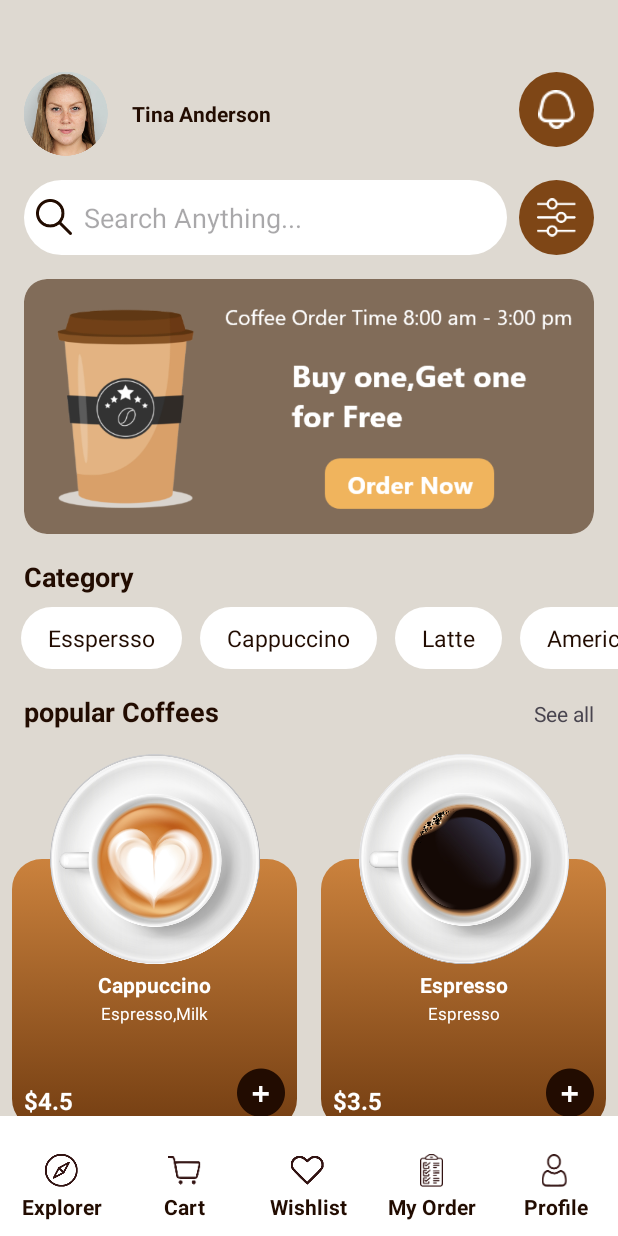
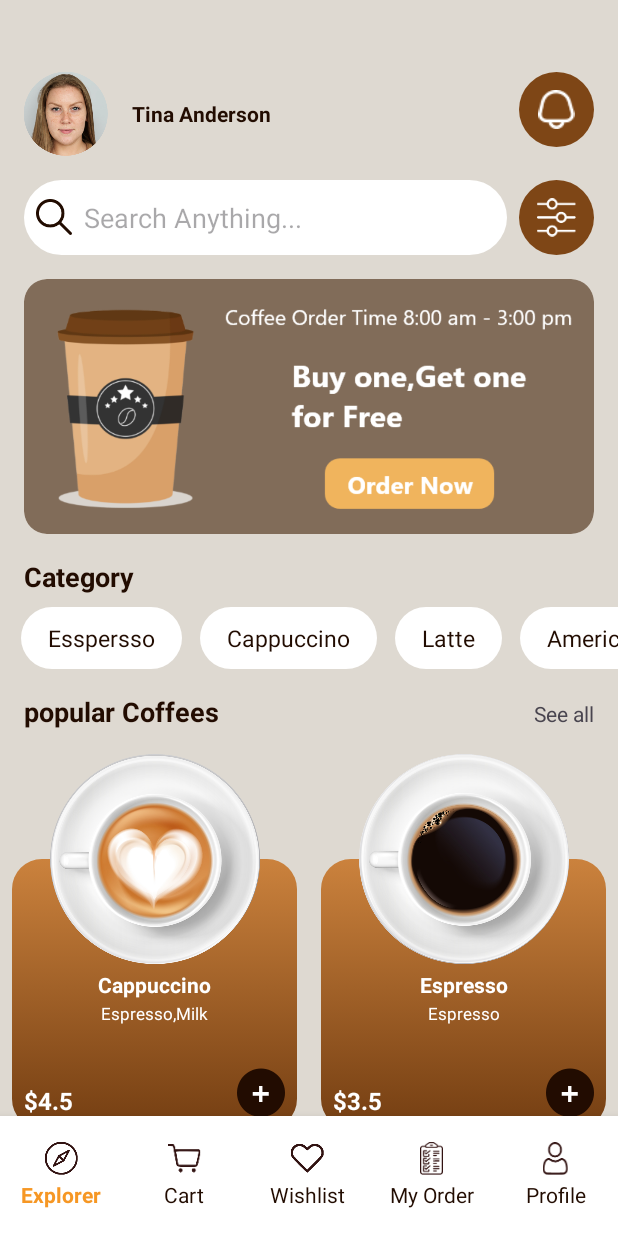
Before and after one commit to bandara-se23021/Online-Coffee-Shop, an Android app: the MainActivity screen opened directly, with no data from a screen before it, on a phone screen of 412 x 824 dp. Run offline under Robolectric (Android 15) with nearby library versions, the phone set to English and light mode, and no system bars; our stand-ins replace Firebase (no records; nobody signed in at launch, a user with empty details on screens opened directly); pictures from the network do not load.

Commit message:
Implement Wishlist feature, fix TinyDB null list bug and dynamic cart delivery fee

```diff
--- a/app/src/main/AndroidManifest.xml
+++ b/app/src/main/AndroidManifest.xml
@@ -47,6 +47,11 @@
             android:name=".activity.CartActivity"
             android:exported="false"
             android:windowSoftInputMode="adjustResize" />
+
+        <activity
+            android:name=".activity.WishlistActivity"
+            android:exported="false"
+            android:windowSoftInputMode="adjustResize" />
     </application>
 
 </manifest>
--- a/app/src/main/java/com/example/project239/Activity/CartActivity.kt
+++ b/app/src/main/java/com/example/project239/Activity/CartActivity.kt
@@ -51,7 +51,8 @@ class CartActivity : AppCompatActivity() {
 
     private fun calculateCart() {
         val percentTax = 0.02
-        val delivery = 15.0
+        val isCartEmpty = managementCart.getListCart().isEmpty()
+        val delivery = if (isCartEmpty) 0.0 else 15.0
         val totalFee = managementCart.getTotalFee()
 
         tax = Math.round(totalFee * percentTax * 100.0) / 100.0
--- a/app/src/main/java/com/example/project239/Activity/MainActivity.kt
+++ b/app/src/main/java/com/example/project239/Activity/MainActivity.kt
@@ -1,10 +1,12 @@
 package com.example.project239.activity
 
 import android.content.Intent
+import android.graphics.Typeface
 import android.os.Bundle
 import android.view.View
 import androidx.activity.enableEdgeToEdge
 import androidx.appcompat.app.AppCompatActivity
+import androidx.core.content.ContextCompat
 import androidx.lifecycle.ViewModelProvider
 import androidx.recyclerview.widget.GridLayoutManager
 import androidx.recyclerview.widget.LinearLayoutManager
@@ -30,9 +32,73 @@ class MainActivity : AppCompatActivity() {
         initBottomMenu()
     }
 
+    override fun onResume() {
+        super.onResume()
+        selectBottomMenu("explorer")
+    }
+
     private fun initBottomMenu() {
+        binding.explorerBtn.setOnClickListener {
+            selectBottomMenu("explorer")
+        }
+
         binding.cartBtn.setOnClickListener {
+            selectBottomMenu("cart")
             startActivity(Intent(this, CartActivity::class.java))
+        }
+
+        binding.wishlistBtn.setOnClickListener {
+            selectBottomMenu("wishlist")
+            startActivity(Intent(this, WishlistActivity::class.java))
+        }
+
+        binding.myOrderBtn.setOnClickListener {
+            selectBottomMenu("order")
+        }
+
+        binding.profileBtn.setOnClickListener {
+            selectBottomMenu("profile")
+        }
+    }
+
+    private fun selectBottomMenu(selected: String) {
+        val menuItems = listOf(
+            binding.explorerTxt,
+            binding.cartTxt,
+            binding.wishlistTxt,
+            binding.myOrderTxt,
+            binding.profileTxt
+        )
+
+        val unselectedColor = ContextCompat.getColor(this, R.color.darkBrown)
+        val selectedColor = ContextCompat.getColor(this, R.color.orange)
+
+        menuItems.forEach {
+            it.setTypeface(null, Typeface.NORMAL)
+            it.setTextColor(unselectedColor)
+        }
+
+        when (selected) {
+            "explorer" -> {
+                binding.explorerTxt.setTypeface(null, Typeface.BOLD)
+                binding.explorerTxt.setTextColor(selectedColor)
+            }
+            "cart" -> {
+                binding.cartTxt.setTypeface(null, Typeface.BOLD)
+                binding.cartTxt.setTextColor(selectedColor)
+            }
+            "wishlist" -> {
+                binding.wishlistTxt.setTypeface(null, Typeface.BOLD)
+                binding.wishlistTxt.setTextColor(selectedColor)
+            }
+            "order" -> {
+                binding.myOrderTxt.setTypeface(null, Typeface.BOLD)
+                binding.myOrderTxt.setTextColor(selectedColor)
+            }
+            "profile" -> {
+                binding.profileTxt.setTypeface(null, Typeface.BOLD)
+                binding.profileTxt.setTextColor(selectedColor)
+            }
         }
     }
 
--- a/app/src/main/res/layout/activity_main.xml
+++ b/app/src/main/res/layout/activity_main.xml
@@ -213,134 +213,150 @@
             </androidx.constraintlayout.widget.ConstraintLayout>
         </LinearLayout>
     </androidx.core.widget.NestedScrollView>
-    <androidx.coordinatorlayout.widget.CoordinatorLayout
+
+    <!-- Bottom Navigation Bar -->
+    <LinearLayout
         android:layout_width="match_parent"
         android:layout_height="80dp"
-        android:layout_gravity="bottom">
-        <com.google.android.material.bottomnavigation.BottomNavigationView
-            android:layout_width="match_parent"
-            android:layout_height="95dp"
-            android:background="@color/white">
+        android:layout_gravity="bottom"
+        android:orientation="horizontal"
+        android:background="@color/white"
+        android:elevation="8dp"
+        android:gravity="center_vertical"
+        android:paddingTop="8dp"
+        android:paddingBottom="8dp">
 
+        <!-- Explorer -->
         <LinearLayout
-                android:layout_width="match_parent"
-                android:layout_height="wrap_content"
-                android:layout_gravity="center_vertical">
-
-                <LinearLayout
+            android:id="@+id/explorerBtn"
             android:layout_width="0dp"
             android:layout_height="match_parent"
-                    android:layout_weight="0.2"
-                    android:orientation="vertical">
+            android:layout_weight="1"
+            android:gravity="center"
+            android:orientation="vertical"
+            android:clickable="true"
+            android:focusable="true">
 
             <ImageView
                 android:layout_width="22dp"
                 android:layout_height="22dp"
-                        android:layout_gravity="center"
                 app:srcCompat="@drawable/btn_1" />
 
             <TextView
-                        android:layout_width="match_parent"
+                android:id="@+id/explorerTxt"
+                android:layout_width="wrap_content"
                 android:layout_height="wrap_content"
                 android:layout_marginTop="3dp"
                 android:text="@string/explorer"
-                        android:textAlignment="center"
-                        android:textStyle="bold"
-                        android:textColor="@color/darkBrown" />
+                android:textColor="@color/darkBrown"
+                android:textSize="14sp"
+                android:textStyle="bold" />
         </LinearLayout>
 
+        <!-- Cart -->
         <LinearLayout
             android:id="@+id/cartBtn"
             android:layout_width="0dp"
             android:layout_height="match_parent"
-                    android:layout_weight="0.2"
-                    android:orientation="vertical">
+            android:layout_weight="1"
+            android:gravity="center"
+            android:orientation="vertical"
+            android:clickable="true"
+            android:focusable="true">
 
             <ImageView
                 android:layout_width="22dp"
                 android:layout_height="22dp"
-                        android:layout_gravity="center"
                 app:srcCompat="@drawable/btn_2" />
 
             <TextView
-                        android:layout_width="match_parent"
+                android:id="@+id/cartTxt"
+                android:layout_width="wrap_content"
                 android:layout_height="wrap_content"
                 android:layout_marginTop="3dp"
                 android:text="@string/cart"
-                        android:textAlignment="center"
-                        android:textStyle="bold"
-                        android:textColor="@color/darkBrown" />
+                android:textColor="@color/darkBrown"
+                android:textSize="14sp" />
         </LinearLayout>
 
+        <!-- Wishlist -->
         <LinearLayout
+            android:id="@+id/wishlistBtn"
             android:layout_width="0dp"
             android:layout_height="match_parent"
-                    android:layout_weight="0.2"
-                    android:orientation="vertical">
+            android:layout_weight="1"
+            android:gravity="center"
+            android:orientation="vertical"
+            android:clickable="true"
+            android:focusable="true">
 
             <ImageView
                 android:layout_width="22dp"
                 android:layout_height="22dp"
-                        android:layout_gravity="center"
                 app:srcCompat="@drawable/btn_3" />
 
             <TextView
-                        android:layout_width="match_parent"
+                android:id="@+id/wishlistTxt"
+                android:layout_width="wrap_content"
                 android:layout_height="wrap_content"
                 android:layout_marginTop="3dp"
                 android:text="@string/wishlist"
-                        android:textAlignment="center"
-                        android:textStyle="bold"
-                        android:textColor="@color/darkBrown" />
+                android:textColor="@color/darkBrown"
+                android:textSize="14sp" />
         </LinearLayout>
 
+        <!-- My Order -->
         <LinearLayout
+            android:id="@+id/myOrderBtn"
             android:layout_width="0dp"
             android:layout_height="match_parent"
-                    android:layout_weight="0.2"
-                    android:orientation="vertical">
+            android:layout_weight="1"
+            android:gravity="center"
+            android:orientation="vertical"
+            android:clickable="true"
+            android:focusable="true">
 
             <ImageView
                 android:layout_width="22dp"
                 android:layout_height="22dp"
-                        android:layout_gravity="center"
                 app:srcCompat="@drawable/btn_4" />
 
             <TextView
-                        android:layout_width="match_parent"
+                android:id="@+id/myOrderTxt"
+                android:layout_width="wrap_content"
                 android:layout_height="wrap_content"
                 android:layout_marginTop="3dp"
                 android:text="@string/my_order"
-                        android:textAlignment="center"
-                        android:textStyle="bold"
-                        android:textColor="@color/darkBrown" />
+                android:textColor="@color/darkBrown"
+                android:textSize="14sp" />
         </LinearLayout>
 
+        <!-- Profile -->
         <LinearLayout
+            android:id="@+id/profileBtn"
             android:layout_width="0dp"
             android:layout_height="match_parent"
-                    android:layout_weight="0.2"
-                    android:orientation="vertical">
+            android:layout_weight="1"
+            android:gravity="center"
+            android:orientation="vertical"
+            android:clickable="true"
+            android:focusable="true">
 
             <ImageView
                 android:layout_width="22dp"
                 android:layout_height="22dp"
-                        android:layout_gravity="center"
                 app:srcCompat="@drawable/btn_5" />
 
             <TextView
-                        android:layout_width="match_parent"
+                android:id="@+id/profileTxt"
+                android:layout_width="wrap_content"
                 android:layout_height="wrap_content"
+                android:layout_marginTop="3dp"
                 android:text="@string/profile"
-                        android:layout_marginTop="3dp"
-                        android:textAlignment="center"
-                        android:textStyle="bold"
-                        android:textColor="@color/darkBrown"/>
-                </LinearLayout>
+                android:textColor="@color/darkBrown"
+                android:textSize="14sp" />
         </LinearLayout>
 
+    </LinearLayout>
 
-
-        </com.google.android.material.bottomnavigation.BottomNavigationView>
 </androidx.coordinatorlayout.widget.CoordinatorLayout>
-</androidx.coordinatorlayout.widget.CoordinatorLayout>
```
Also changed, not shown: app/src/main/java/com/example/project239/Activity/DetailActivity.kt (+8 -1 lines), app/src/main/java/com/example/project239/Activity/WishlistActivity.kt (added, +59 -0 lines), app/src/main/java/com/example/project239/Adapter/WishlistAdapter.kt (added, +120 -0 lines), app/src/main/java/com/example/project239/Helper/ManagmentCart.kt (+8 -1 lines), app/src/main/java/com/example/project239/Helper/ManagmentWishlist.kt (added, +50 -0 lines), app/src/main/java/com/example/project239/Helper/TinyDB.java (+6 -2 lines), app/src/main/res/layout/activity_wishlist.xml (added, +73 -0 lines), app/src/main/res/layout/viewholder_wishlist.xml (added, +81 -0 lines). Lines whose indentation alone changed are shown as unchanged.
